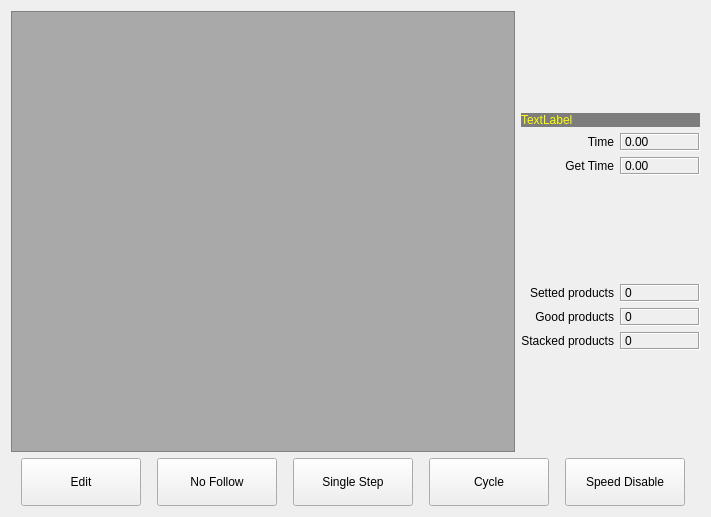
Before: the Qt Designer form hcinstruction/ichcprogrammonitorframe.ui in GaussCheng/2-5AxisPunch, drawn with Qt 5.
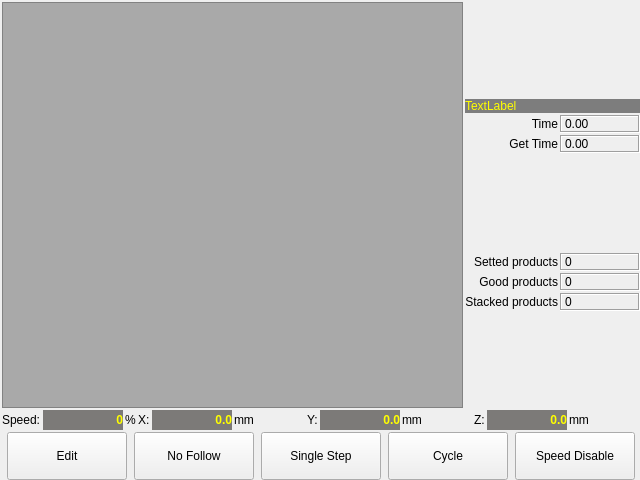
After: the same form once the commit is applied. Icons and pictures are not drawn.

Diff of the .ui file:
```diff
--- a/hcinstruction/ichcprogrammonitorframe.ui
+++ b/hcinstruction/ichcprogrammonitorframe.ui
@@ -6,8 +6,8 @@
    <rect>
     <x>0</x>
     <y>0</y>
-    <width>711</width>
-    <height>517</height>
+    <width>640</width>
+    <height>480</height>
    </rect>
   </property>
   <property name="windowTitle">
@@ -28,6 +28,21 @@
    <enum>QFrame::Plain</enum>
   </property>
   <layout class="QVBoxLayout" name="verticalLayout">
+   <property name="spacing">
+    <number>2</number>
+   </property>
+   <property name="leftMargin">
+    <number>2</number>
+   </property>
+   <property name="topMargin">
+    <number>2</number>
+   </property>
+   <property name="rightMargin">
+    <number>0</number>
+   </property>
+   <property name="bottomMargin">
+    <number>0</number>
+   </property>
    <item>
     <layout class="QHBoxLayout" name="horizontalLayout">
      <item>
@@ -267,6 +282,1001 @@
      </item>
     </layout>
    </item>
+   <item>
+    <layout class="QHBoxLayout" name="horizontalLayout_3">
+     <item>
+      <widget class="QLabel" name="label_9">
+       <property name="text">
+        <string>Speed:</string>
+       </property>
+      </widget>
+     </item>
+     <item>
+      <widget class="QLabel" name="speed">
+       <property name="minimumSize">
+        <size>
+         <width>80</width>
+         <height>0</height>
+        </size>
+       </property>
+       <property name="palette">
+        <palette>
+         <active>
+          <colorrole role="WindowText">
+           <brush brushstyle="SolidPattern">
+            <color alpha="255">
+             <red>255</red>
+             <green>255</green>
+             <blue>0</blue>
+            </color>
+           </brush>
+          </colorrole>
+          <colorrole role="Button">
+           <brush brushstyle="SolidPattern">
+            <color alpha="255">
+             <red>124</red>
+             <green>122</green>
+             <blue>120</blue>
+            </color>
+           </brush>
+          </colorrole>
+          <colorrole role="BrightText">
+           <brush brushstyle="SolidPattern">
+            <color alpha="255">
+             <red>255</red>
+             <green>255</green>
+             <blue>0</blue>
+            </color>
+           </brush>
+          </colorrole>
+          <colorrole role="ButtonText">
+           <brush brushstyle="SolidPattern">
+            <color alpha="255">
+             <red>255</red>
+             <green>255</green>
+             <blue>0</blue>
+            </color>
+           </brush>
+          </colorrole>
+          <colorrole role="Base">
+           <brush brushstyle="SolidPattern">
+            <color alpha="255">
+             <red>124</red>
+             <green>122</green>
+             <blue>120</blue>
+            </color>
+           </brush>
+          </colorrole>
+          <colorrole role="Window">
+           <brush brushstyle="SolidPattern">
+            <color alpha="255">
+             <red>124</red>
+             <green>122</green>
+             <blue>120</blue>
+            </color>
+           </brush>
+          </colorrole>
+          <colorrole role="AlternateBase">
+           <brush brushstyle="SolidPattern">
+            <color alpha="255">
+             <red>124</red>
+             <green>122</green>
+             <blue>120</blue>
+            </color>
+           </brush>
+          </colorrole>
+         </active>
+         <inactive>
+          <colorrole role="WindowText">
+           <brush brushstyle="SolidPattern">
+            <color alpha="255">
+             <red>255</red>
+             <green>255</green>
+             <blue>0</blue>
+            </color>
+           </brush>
+          </colorrole>
+          <colorrole role="Button">
+           <brush brushstyle="SolidPattern">
+            <color alpha="255">
+             <red>124</red>
+             <green>122</green>
+             <blue>120</blue>
+            </color>
+           </brush>
+          </colorrole>
+          <colorrole role="BrightText">
+           <brush brushstyle="SolidPattern">
+            <color alpha="255">
+             <red>255</red>
+             <green>255</green>
+             <blue>0</blue>
+            </color>
+           </brush>
+          </colorrole>
+          <colorrole role="ButtonText">
+           <brush brushstyle="SolidPattern">
+            <color alpha="255">
+             <red>255</red>
+             <green>255</green>
+             <blue>0</blue>
+            </color>
+           </brush>
+          </colorrole>
+          <colorrole role="Base">
+           <brush brushstyle="SolidPattern">
+            <color alpha="255">
+             <red>124</red>
+             <green>122</green>
+             <blue>120</blue>
+            </color>
+           </brush>
+          </colorrole>
+          <colorrole role="Window">
+           <brush brushstyle="SolidPattern">
+            <color alpha="255">
+             <red>124</red>
+             <green>122</green>
+             <blue>120</blue>
+            </color>
+           </brush>
+          </colorrole>
+          <colorrole role="AlternateBase">
+           <brush brushstyle="SolidPattern">
+            <color alpha="255">
+             <red>124</red>
+             <green>122</green>
+             <blue>120</blue>
+            </color>
+           </brush>
+          </colorrole>
+         </inactive>
+         <disabled>
+          <colorrole role="WindowText">
+           <brush brushstyle="SolidPattern">
+            <color alpha="255">
+             <red>190</red>
+             <green>190</green>
+             <blue>190</blue>
+            </color>
+           </brush>
+          </colorrole>
+          <colorrole role="Button">
+           <brush brushstyle="SolidPattern">
+            <color alpha="255">
+             <red>124</red>
+             <green>122</green>
+             <blue>120</blue>
+            </color>
+           </brush>
+          </colorrole>
+          <colorrole role="BrightText">
+           <brush brushstyle="SolidPattern">
+            <color alpha="255">
+             <red>255</red>
+             <green>255</green>
+             <blue>0</blue>
+            </color>
+           </brush>
+          </colorrole>
+          <colorrole role="ButtonText">
+           <brush brushstyle="SolidPattern">
+            <color alpha="255">
+             <red>190</red>
+             <green>190</green>
+             <blue>190</blue>
+            </color>
+           </brush>
+          </colorrole>
+          <colorrole role="Base">
+           <brush brushstyle="SolidPattern">
+            <color alpha="255">
+             <red>124</red>
+             <green>122</green>
+             <blue>120</blue>
+            </color>
+           </brush>
+          </colorrole>
+          <colorrole role="Window">
+           <brush brushstyle="SolidPattern">
+            <color alpha="255">
+             <red>124</red>
+             <green>122</green>
+             <blue>120</blue>
+            </color>
+           </brush>
+          </colorrole>
+          <colorrole role="AlternateBase">
+           <brush brushstyle="SolidPattern">
+            <color alpha="255">
+             <red>124</red>
+             <green>122</green>
+             <blue>120</blue>
+            </color>
+           </brush>
+          </colorrole>
+         </disabled>
+        </palette>
+       </property>
+       <property name="font">
+        <font>
+         <weight>75</weight>
+         <bold>true</bold>
+        </font>
+       </property>
+       <property name="autoFillBackground">
+        <bool>true</bool>
+       </property>
+       <property name="text">
+        <string>0</string>
+       </property>
+       <property name="alignment">
+        <set>Qt::AlignRight|Qt::AlignTrailing|Qt::AlignVCenter</set>
+       </property>
+      </widget>
+     </item>
+     <item>
+      <widget class="QLabel" name="label_12">
+       <property name="text">
+        <string>%</string>
+       </property>
+      </widget>
+     </item>
+     <item>
+      <widget class="QLabel" name="label_7">
+       <property name="text">
+        <string>X:</string>
+       </property>
+      </widget>
+     </item>
+     <item>
+      <widget class="QLabel" name="xCurrentPos">
+       <property name="minimumSize">
+        <size>
+         <width>80</width>
+         <height>0</height>
+        </size>
+       </property>
+       <property name="palette">
+        <palette>
+         <active>
+          <colorrole role="WindowText">
+           <brush brushstyle="SolidPattern">
+            <color alpha="255">
+             <red>255</red>
+             <green>255</green>
+             <blue>0</blue>
+            </color>
+           </brush>
+          </colorrole>
+          <colorrole role="Button">
+           <brush brushstyle="SolidPattern">
+            <color alpha="255">
+             <red>124</red>
+             <green>122</green>
+             <blue>120</blue>
+            </color>
+           </brush>
+          </colorrole>
+          <colorrole role="BrightText">
+           <brush brushstyle="SolidPattern">
+            <color alpha="255">
+             <red>255</red>
+             <green>255</green>
+             <blue>0</blue>
+            </color>
+           </brush>
+          </colorrole>
+          <colorrole role="ButtonText">
+           <brush brushstyle="SolidPattern">
+            <color alpha="255">
+             <red>255</red>
+             <green>255</green>
+             <blue>0</blue>
+            </color>
+           </brush>
+          </colorrole>
+          <colorrole role="Base">
+           <brush brushstyle="SolidPattern">
+            <color alpha="255">
+             <red>124</red>
+             <green>122</green>
+             <blue>120</blue>
+            </color>
+           </brush>
+          </colorrole>
+          <colorrole role="Window">
+           <brush brushstyle="SolidPattern">
+            <color alpha="255">
+             <red>124</red>
+             <green>122</green>
+             <blue>120</blue>
+            </color>
+           </brush>
+          </colorrole>
+          <colorrole role="AlternateBase">
+           <brush brushstyle="SolidPattern">
+            <color alpha="255">
+             <red>124</red>
+             <green>122</green>
+             <blue>120</blue>
+            </color>
+           </brush>
+          </colorrole>
+         </active>
+         <inactive>
+          <colorrole role="WindowText">
+           <brush brushstyle="SolidPattern">
+            <color alpha="255">
+             <red>255</red>
+             <green>255</green>
+             <blue>0</blue>
+            </color>
+           </brush>
+          </colorrole>
+          <colorrole role="Button">
+           <brush brushstyle="SolidPattern">
+            <color alpha="255">
+             <red>124</red>
+             <green>122</green>
+             <blue>120</blue>
+            </color>
+           </brush>
+          </colorrole>
+          <colorrole role="BrightText">
+           <brush brushstyle="SolidPattern">
+            <color alpha="255">
+             <red>255</red>
+             <green>255</green>
+             <blue>0</blue>
+            </color>
+           </brush>
+          </colorrole>
+          <colorrole role="ButtonText">
+           <brush brushstyle="SolidPattern">
+            <color alpha="255">
+             <red>255</red>
+             <green>255</green>
+             <blue>0</blue>
+            </color>
+           </brush>
+          </colorrole>
+          <colorrole role="Base">
+           <brush brushstyle="SolidPattern">
+            <color alpha="255">
+             <red>124</red>
+             <green>122</green>
+             <blue>120</blue>
+            </color>
+           </brush>
+          </colorrole>
+          <colorrole role="Window">
+           <brush brushstyle="SolidPattern">
+            <color alpha="255">
+             <red>124</red>
+             <green>122</green>
+             <blue>120</blue>
+            </color>
+           </brush>
+          </colorrole>
+          <colorrole role="AlternateBase">
+           <brush brushstyle="SolidPattern">
+            <color alpha="255">
+             <red>124</red>
+             <green>122</green>
+             <blue>120</blue>
+            </color>
+           </brush>
+          </colorrole>
+         </inactive>
+         <disabled>
+          <colorrole role="WindowText">
+           <brush brushstyle="SolidPattern">
+            <color alpha="255">
+             <red>190</red>
+             <green>190</green>
+             <blue>190</blue>
+            </color>
+           </brush>
+          </colorrole>
+          <colorrole role="Button">
+           <brush brushstyle="SolidPattern">
+            <color alpha="255">
+             <red>124</red>
+             <green>122</green>
+             <blue>120</blue>
+            </color>
+           </brush>
+          </colorrole>
+          <colorrole role="BrightText">
+           <brush brushstyle="SolidPattern">
+            <color alpha="255">
+             <red>255</red>
+             <green>255</green>
+             <blue>0</blue>
+            </color>
+           </brush>
+          </colorrole>
+          <colorrole role="ButtonText">
+           <brush brushstyle="SolidPattern">
+            <color alpha="255">
+             <red>190</red>
+             <green>190</green>
+             <blue>190</blue>
+            </color>
+           </brush>
+          </colorrole>
+          <colorrole role="Base">
+           <brush brushstyle="SolidPattern">
+            <color alpha="255">
+             <red>124</red>
+             <green>122</green>
+             <blue>120</blue>
+            </color>
+           </brush>
+          </colorrole>
+          <colorrole role="Window">
+           <brush brushstyle="SolidPattern">
+            <color alpha="255">
+             <red>124</red>
+             <green>122</green>
+             <blue>120</blue>
+            </color>
+           </brush>
+          </colorrole>
+          <colorrole role="AlternateBase">
+           <brush brushstyle="SolidPattern">
+            <color alpha="255">
+             <red>124</red>
+             <green>122</green>
+             <blue>120</blue>
+            </color>
+           </brush>
+          </colorrole>
+         </disabled>
+        </palette>
+       </property>
+       <property name="font">
+        <font>
+         <weight>75</weight>
+         <bold>true</bold>
+        </font>
+       </property>
+       <property name="autoFillBackground">
+        <bool>true</bool>
+       </property>
+       <property name="text">
+        <string>0.0</string>
+       </property>
+       <property name="alignment">
+        <set>Qt::AlignRight|Qt::AlignTrailing|Qt::AlignVCenter</set>
+       </property>
+      </widget>
+     </item>
+     <item>
+      <widget class="QLabel" name="label_10">
+       <property name="text">
+        <string>mm</string>
+       </property>
+      </widget>
+     </item>
+     <item>
+      <spacer name="horizontalSpacer_2">
+       <property name="orientation">
+        <enum>Qt::Horizontal</enum>
+       </property>
+       <property name="sizeHint" stdset="0">
+        <size>
+         <width>40</width>
+         <height>20</height>
+        </size>
+       </property>
+      </spacer>
+     </item>
+     <item>
+      <widget class="QLabel" name="label_11">
+       <property name="text">
+        <string>Y:</string>
+       </property>
+      </widget>
+     </item>
+     <item>
+      <widget class="QLabel" name="yCurrentPos">
+       <property name="minimumSize">
+        <size>
+         <width>80</width>
+         <height>0</height>
+        </size>
+       </property>
+       <property name="palette">
+        <palette>
+         <active>
+          <colorrole role="WindowText">
+           <brush brushstyle="SolidPattern">
+            <color alpha="255">
+             <red>255</red>
+             <green>255</green>
+             <blue>0</blue>
+            </color>
+           </brush>
+          </colorrole>
+          <colorrole role="Button">
+           <brush brushstyle="SolidPattern">
+            <color alpha="255">
+             <red>124</red>
+             <green>122</green>
+             <blue>120</blue>
+            </color>
+           </brush>
+          </colorrole>
+          <colorrole role="BrightText">
+           <brush brushstyle="SolidPattern">
+            <color alpha="255">
+             <red>255</red>
+             <green>255</green>
+             <blue>0</blue>
+            </color>
+           </brush>
+          </colorrole>
+          <colorrole role="ButtonText">
+           <brush brushstyle="SolidPattern">
+            <color alpha="255">
+             <red>255</red>
+             <green>255</green>
+             <blue>0</blue>
+            </color>
+           </brush>
+          </colorrole>
+          <colorrole role="Base">
+           <brush brushstyle="SolidPattern">
+            <color alpha="255">
+             <red>124</red>
+             <green>122</green>
+             <blue>120</blue>
+            </color>
+           </brush>
+          </colorrole>
+          <colorrole role="Window">
+           <brush brushstyle="SolidPattern">
+            <color alpha="255">
+             <red>124</red>
+             <green>122</green>
+             <blue>120</blue>
+            </color>
+           </brush>
+          </colorrole>
+          <colorrole role="AlternateBase">
+           <brush brushstyle="SolidPattern">
+            <color alpha="255">
+             <red>124</red>
+             <green>122</green>
+             <blue>120</blue>
+            </color>
+           </brush>
+          </colorrole>
+         </active>
+         <inactive>
+          <colorrole role="WindowText">
+           <brush brushstyle="SolidPattern">
+            <color alpha="255">
+             <red>255</red>
+             <green>255</green>
+             <blue>0</blue>
+            </color>
+           </brush>
+          </colorrole>
+          <colorrole role="Button">
+           <brush brushstyle="SolidPattern">
+            <color alpha="255">
+             <red>124</red>
+             <green>122</green>
+             <blue>120</blue>
+            </color>
+           </brush>
+          </colorrole>
+          <colorrole role="BrightText">
+           <brush brushstyle="SolidPattern">
+            <color alpha="255">
+             <red>255</red>
+             <green>255</green>
+             <blue>0</blue>
+            </color>
+           </brush>
+          </colorrole>
+          <colorrole role="ButtonText">
+           <brush brushstyle="SolidPattern">
+            <color alpha="255">
+             <red>255</red>
+             <green>255</green>
+             <blue>0</blue>
+            </color>
+           </brush>
+          </colorrole>
+          <colorrole role="Base">
+           <brush brushstyle="SolidPattern">
+            <color alpha="255">
+             <red>124</red>
+             <green>122</green>
+             <blue>120</blue>
+            </color>
+           </brush>
+          </colorrole>
+          <colorrole role="Window">
+           <brush brushstyle="SolidPattern">
+            <color alpha="255">
+             <red>124</red>
+             <green>122</green>
+             <blue>120</blue>
+            </color>
+           </brush>
+          </colorrole>
+          <colorrole role="AlternateBase">
+           <brush brushstyle="SolidPattern">
+            <color alpha="255">
+             <red>124</red>
+             <green>122</green>
+             <blue>120</blue>
+            </color>
+           </brush>
+          </colorrole>
+         </inactive>
+         <disabled>
+          <colorrole role="WindowText">
+           <brush brushstyle="SolidPattern">
+            <color alpha="255">
+             <red>190</red>
+             <green>190</green>
+             <blue>190</blue>
+            </color>
+           </brush>
+          </colorrole>
+          <colorrole role="Button">
+           <brush brushstyle="SolidPattern">
+            <color alpha="255">
+             <red>124</red>
+             <green>122</green>
+             <blue>120</blue>
+            </color>
+           </brush>
+          </colorrole>
+          <colorrole role="BrightText">
+           <brush brushstyle="SolidPattern">
+            <color alpha="255">
+             <red>255</red>
+             <green>255</green>
+             <blue>0</blue>
+            </color>
+           </brush>
+          </colorrole>
+          <colorrole role="ButtonText">
+           <brush brushstyle="SolidPattern">
+            <color alpha="255">
+             <red>190</red>
+             <green>190</green>
+             <blue>190</blue>
+            </color>
+           </brush>
+          </colorrole>
+          <colorrole role="Base">
+           <brush brushstyle="SolidPattern">
+            <color alpha="255">
+             <red>124</red>
+             <green>122</green>
+             <blue>120</blue>
+            </color>
+           </brush>
+          </colorrole>
+          <colorrole role="Window">
+           <brush brushstyle="SolidPattern">
+            <color alpha="255">
+             <red>124</red>
+             <green>122</green>
+             <blue>120</blue>
+            </color>
+           </brush>
+          </colorrole>
+          <colorrole role="AlternateBase">
+           <brush brushstyle="SolidPattern">
+            <color alpha="255">
+             <red>124</red>
+             <green>122</green>
+             <blue>120</blue>
+            </color>
+           </brush>
+          </colorrole>
+         </disabled>
+        </palette>
+       </property>
+       <property name="font">
+        <font>
+         <weight>75</weight>
+         <bold>true</bold>
+        </font>
+       </property>
+       <property name="autoFillBackground">
+        <bool>true</bool>
+       </property>
+       <property name="text">
+        <string>0.0</string>
+       </property>
+       <property name="alignment">
+        <set>Qt::AlignRight|Qt::AlignTrailing|Qt::AlignVCenter</set>
+       </property>
+      </widget>
+     </item>
+     <item>
+      <widget class="QLabel" name="label_13">
+       <property name="text">
+        <string>mm</string>
+       </property>
+      </widget>
+     </item>
+     <item>
+      <spacer name="horizontalSpacer_3">
+       <property name="orientation">
+        <enum>Qt::Horizontal</enum>
+       </property>
+       <property name="sizeHint" stdset="0">
+        <size>
+         <width>40</width>
+         <height>20</height>
+        </size>
+       </property>
+      </spacer>
+     </item>
+     <item>
+      <widget class="QLabel" name="label_14">
+       <property name="text">
+        <string>Z:</string>
+       </property>
+      </widget>
+     </item>
+     <item>
+      <widget class="QLabel" name="zCurrentPos">
+       <property name="minimumSize">
+        <size>
+         <width>80</width>
+         <height>0</height>
+        </size>
+       </property>
+       <property name="palette">
+        <palette>
+         <active>
+          <colorrole role="WindowText">
+           <brush brushstyle="SolidPattern">
+            <color alpha="255">
+             <red>255</red>
+             <green>255</green>
+             <blue>0</blue>
+            </color>
+           </brush>
+          </colorrole>
+          <colorrole role="Button">
+           <brush brushstyle="SolidPattern">
+            <color alpha="255">
+             <red>124</red>
+             <green>122</green>
+             <blue>120</blue>
+            </color>
+           </brush>
+          </colorrole>
+          <colorrole role="BrightText">
+           <brush brushstyle="SolidPattern">
+            <color alpha="255">
+             <red>255</red>
+             <green>255</green>
+             <blue>0</blue>
+            </color>
+           </brush>
+          </colorrole>
+          <colorrole role="ButtonText">
+           <brush brushstyle="SolidPattern">
+            <color alpha="255">
+             <red>255</red>
+             <green>255</green>
+             <blue>0</blue>
+            </color>
+           </brush>
+          </colorrole>
+          <colorrole role="Base">
+           <brush brushstyle="SolidPattern">
+            <color alpha="255">
+             <red>124</red>
+             <green>122</green>
+             <blue>120</blue>
+            </color>
+           </brush>
+          </colorrole>
+          <colorrole role="Window">
+           <brush brushstyle="SolidPattern">
+            <color alpha="255">
+             <red>124</red>
+             <green>122</green>
+             <blue>120</blue>
+            </color>
+           </brush>
+          </colorrole>
+          <colorrole role="AlternateBase">
+           <brush brushstyle="SolidPattern">
+            <color alpha="255">
+             <red>124</red>
+             <green>122</green>
+             <blue>120</blue>
+            </color>
+           </brush>
+          </colorrole>
+         </active>
+         <inactive>
+          <colorrole role="WindowText">
+           <brush brushstyle="SolidPattern">
+            <color alpha="255">
+             <red>255</red>
+             <green>255</green>
+             <blue>0</blue>
+            </color>
+           </brush>
+          </colorrole>
+          <colorrole role="Button">
+           <brush brushstyle="SolidPattern">
+            <color alpha="255">
+             <red>124</red>
+             <green>122</green>
+             <blue>120</blue>
+            </color>
+           </brush>
+          </colorrole>
+          <colorrole role="BrightText">
+           <brush brushstyle="SolidPattern">
+            <color alpha="255">
+             <red>255</red>
+             <green>255</green>
+             <blue>0</blue>
+            </color>
+           </brush>
+          </colorrole>
+          <colorrole role="ButtonText">
+           <brush brushstyle="SolidPattern">
+            <color alpha="255">
+             <red>255</red>
+             <green>255</green>
+             <blue>0</blue>
+            </color>
+           </brush>
+          </colorrole>
+          <colorrole role="Base">
+           <brush brushstyle="SolidPattern">
+            <color alpha="255">
+             <red>124</red>
+             <green>122</green>
+             <blue>120</blue>
+            </color>
+           </brush>
+          </colorrole>
+          <colorrole role="Window">
+           <brush brushstyle="SolidPattern">
+            <color alpha="255">
+             <red>124</red>
+             <green>122</green>
+             <blue>120</blue>
+            </color>
+           </brush>
+          </colorrole>
+          <colorrole role="AlternateBase">
+           <brush brushstyle="SolidPattern">
+            <color alpha="255">
+             <red>124</red>
+             <green>122</green>
+             <blue>120</blue>
+            </color>
+           </brush>
+          </colorrole>
+         </inactive>
+         <disabled>
+          <colorrole role="WindowText">
+           <brush brushstyle="SolidPattern">
+            <color alpha="255">
+             <red>190</red>
+             <green>190</green>
+             <blue>190</blue>
+            </color>
+           </brush>
+          </colorrole>
+          <colorrole role="Button">
+           <brush brushstyle="SolidPattern">
+            <color alpha="255">
+             <red>124</red>
+             <green>122</green>
+             <blue>120</blue>
+            </color>
+           </brush>
+          </colorrole>
+          <colorrole role="BrightText">
+           <brush brushstyle="SolidPattern">
+            <color alpha="255">
+             <red>255</red>
+             <green>255</green>
+             <blue>0</blue>
+            </color>
+           </brush>
+          </colorrole>
+          <colorrole role="ButtonText">
+           <brush brushstyle="SolidPattern">
+            <color alpha="255">
+             <red>190</red>
+             <green>190</green>
+             <blue>190</blue>
+            </color>
+           </brush>
+          </colorrole>
+          <colorrole role="Base">
+           <brush brushstyle="SolidPattern">
+            <color alpha="255">
+             <red>124</red>
+             <green>122</green>
+             <blue>120</blue>
+            </color>
+           </brush>
+          </colorrole>
+          <colorrole role="Window">
+           <brush brushstyle="SolidPattern">
+            <color alpha="255">
+             <red>124</red>
+             <green>122</green>
+             <blue>120</blue>
+            </color>
+           </brush>
+          </colorrole>
+          <colorrole role="AlternateBase">
+           <brush brushstyle="SolidPattern">
+            <color alpha="255">
+             <red>124</red>
+             <green>122</green>
+             <blue>120</blue>
+            </color>
+           </brush>
+          </colorrole>
+         </disabled>
+        </palette>
+       </property>
+       <property name="font">
+        <font>
+         <weight>75</weight>
+         <bold>true</bold>
+        </font>
+       </property>
+       <property name="autoFillBackground">
+        <bool>true</bool>
+       </property>
+       <property name="text">
+        <string>0.0</string>
+       </property>
+       <property name="alignment">
+        <set>Qt::AlignRight|Qt::AlignTrailing|Qt::AlignVCenter</set>
+       </property>
+      </widget>
+     </item>
+     <item>
+      <widget class="QLabel" name="label_15">
+       <property name="text">
+        <string>mm</string>
+       </property>
+      </widget>
+     </item>
+     <item>
+      <spacer name="horizontalSpacer">
+       <property name="orientation">
+        <enum>Qt::Horizontal</enum>
+       </property>
+       <property name="sizeHint" stdset="0">
+        <size>
+         <width>40</width>
+         <height>20</height>
+        </size>
+       </property>
+      </spacer>
+     </item>
+    </layout>
+   </item>
    <item>
     <layout class="QHBoxLayout" name="horizontalLayout_2">
      <item>
```
